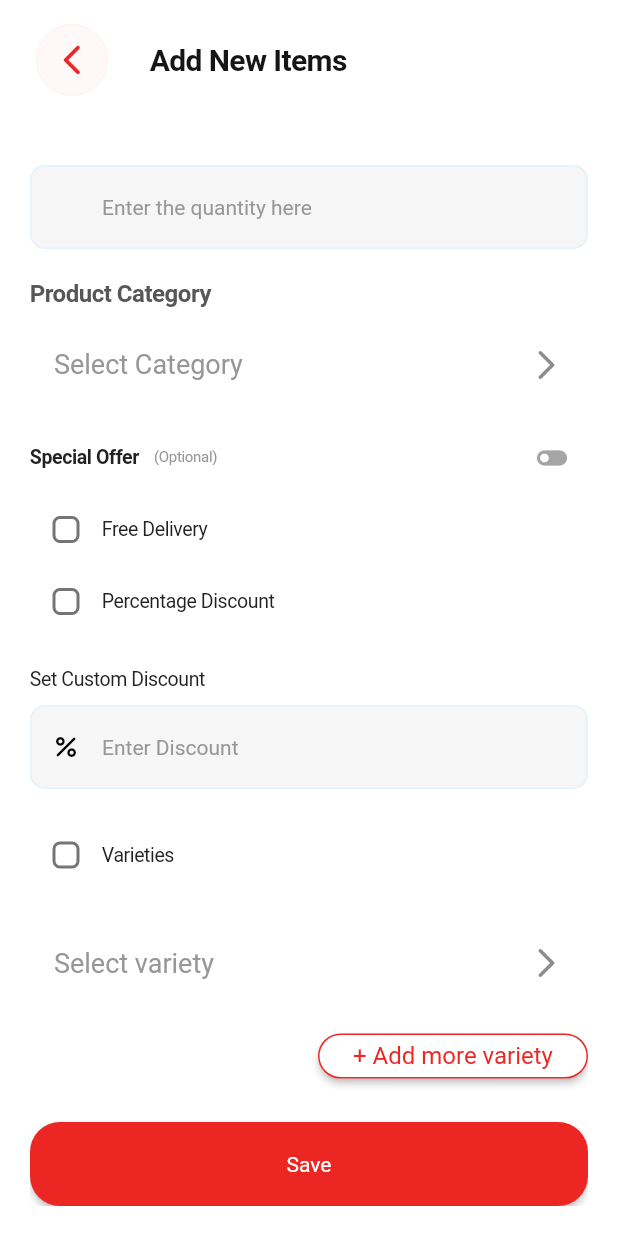
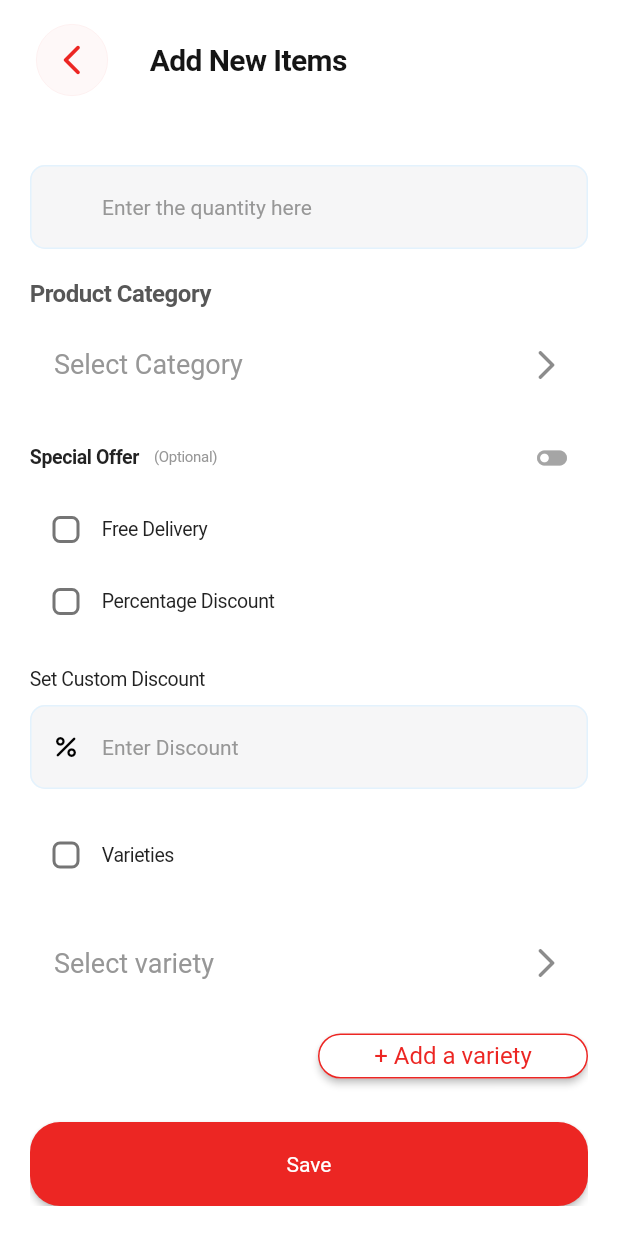
Before and after one commit to egideons/benji_vendor, a Flutter app: the AddProduct screen opened directly, scrolled down 506 dp, on a phone screen of 412 x 824 dp. Run offline on Flutter 3.47's test engine with Material 2 defaults, Android fonts, the phone set to English and light mode, and no system bars; our stand-ins replace flutter_spinkit, google_fonts, hexcolor; Roboto replaces fonts that are missing (Sen).

Commit message:
fixed a typo

```diff
--- a/lib/app/product/add new product.dart
+++ b/lib/app/product/add new product.dart
@@ -596,7 +596,7 @@ class _AddProductState extends State<AddProduct> {
                         alignment: Alignment.bottomRight,
                         child: MyOutlinedElevatedButton(
                           onPressed: () {},
-                          buttonTitle: "+ Add more variety",
+                          buttonTitle: "+ Add a variety",
                           titleFontSize: 16,
                           circularBorderRadius: 20,
                           maximumSizeHeight: 30,
```
